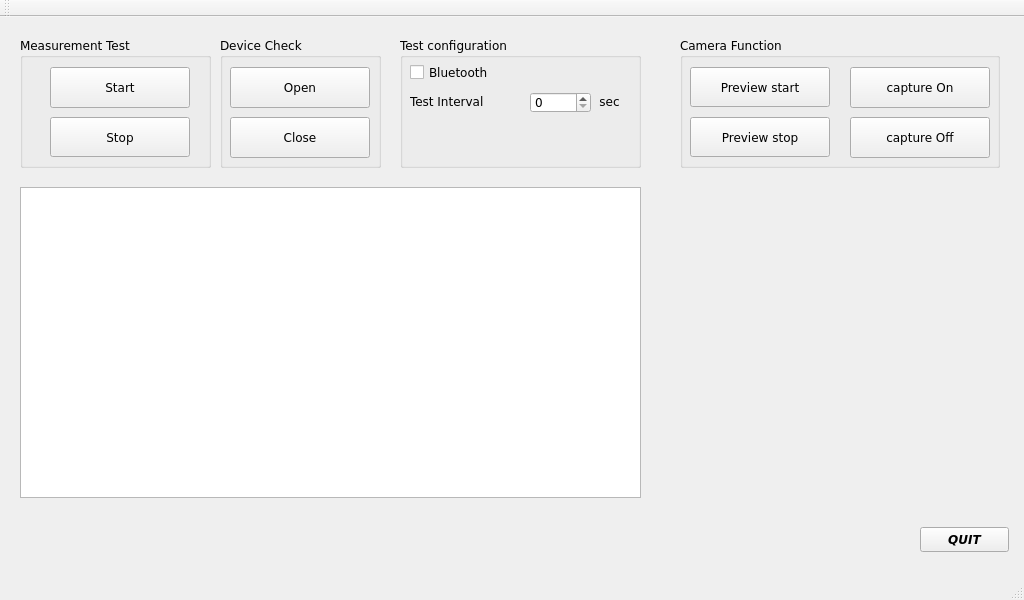
Qt form mainwindow.ui (shnomad/Battery-Test) before a commit.
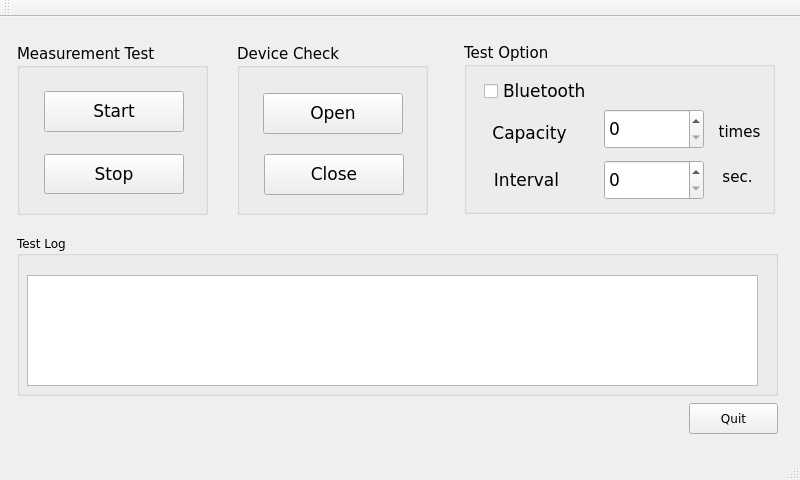
The same form after that commit.

Commit message: wqvga LCD gui

```diff
--- a/mainwindow.ui
+++ b/mainwindow.ui
@@ -6,8 +6,8 @@
    <rect>
     <x>0</x>
     <y>0</y>
-    <width>1024</width>
-    <height>600</height>
+    <width>800</width>
+    <height>480</height>
    </rect>
   </property>
   <property name="font">
@@ -22,149 +22,25 @@
    <widget class="QTextEdit" name="textEdit">
     <property name="geometry">
      <rect>
-      <x>20</x>
-      <y>170</y>
-      <width>621</width>
-      <height>311</height>
+      <x>27</x>
+      <y>258</y>
+      <width>731</width>
+      <height>111</height>
      </rect>
     </property>
    </widget>
-   <widget class="QLabel" name="label">
-    <property name="geometry">
-     <rect>
-      <x>680</x>
-      <y>172</y>
-      <width>320</width>
-      <height>320</height>
-     </rect>
-    </property>
-    <property name="text">
-     <string/>
-    </property>
-   </widget>
-   <widget class="QPushButton" name="quit">
-    <property name="geometry">
-     <rect>
-      <x>920</x>
-      <y>510</y>
-      <width>89</width>
-      <height>25</height>
-     </rect>
-    </property>
-    <property name="font">
-     <font>
-      <pointsize>9</pointsize>
-      <weight>75</weight>
-      <italic>true</italic>
-      <bold>true</bold>
-     </font>
-    </property>
-    <property name="text">
-     <string>QUIT</string>
-    </property>
-   </widget>
-   <widget class="QGroupBox" name="groupBox">
-    <property name="geometry">
-     <rect>
-      <x>680</x>
-      <y>20</y>
-      <width>320</width>
-      <height>131</height>
-     </rect>
-    </property>
-    <property name="font">
-     <font>
-      <pointsize>9</pointsize>
-     </font>
-    </property>
-    <property name="title">
-     <string>Camera Function</string>
-    </property>
-    <widget class="QPushButton" name="camera_start">
-     <property name="geometry">
-      <rect>
-       <x>10</x>
-       <y>30</y>
-       <width>140</width>
-       <height>40</height>
-      </rect>
-     </property>
-     <property name="font">
-      <font>
-       <pointsize>9</pointsize>
-      </font>
-     </property>
-     <property name="text">
-      <string>Preview start</string>
-     </property>
-    </widget>
-    <widget class="QPushButton" name="camera_stop">
-     <property name="geometry">
-      <rect>
-       <x>10</x>
-       <y>80</y>
-       <width>140</width>
-       <height>40</height>
-      </rect>
-     </property>
-     <property name="font">
-      <font>
-       <pointsize>9</pointsize>
-      </font>
-     </property>
-     <property name="text">
-      <string>Preview stop</string>
-     </property>
-    </widget>
-    <widget class="QPushButton" name="Capture_on">
-     <property name="geometry">
-      <rect>
-       <x>170</x>
-       <y>30</y>
-       <width>140</width>
-       <height>41</height>
-      </rect>
-     </property>
-     <property name="font">
-      <font>
-       <pointsize>9</pointsize>
-      </font>
-     </property>
-     <property name="text">
-      <string>capture On</string>
-     </property>
-    </widget>
-    <widget class="QPushButton" name="Capture_off">
-     <property name="geometry">
-      <rect>
-       <x>170</x>
-       <y>80</y>
-       <width>140</width>
-       <height>41</height>
-      </rect>
-     </property>
-     <property name="font">
-      <font>
-       <pointsize>9</pointsize>
-      </font>
-     </property>
-     <property name="text">
-      <string>capture Off</string>
-     </property>
-    </widget>
-   </widget>
    <widget class="QGroupBox" name="groupBox_2">
     <property name="geometry">
      <rect>
-      <x>20</x>
-      <y>20</y>
+      <x>17</x>
+      <y>27</y>
       <width>191</width>
-      <height>131</height>
+      <height>171</height>
      </rect>
     </property>
     <property name="font">
      <font>
-      <pointsize>9</pointsize>
+      <pointsize>11</pointsize>
      </font>
     </property>
     <property name="title">
@@ -173,15 +49,16 @@
     <widget class="QPushButton" name="test_start">
      <property name="geometry">
       <rect>
-       <x>30</x>
-       <y>30</y>
+       <x>27</x>
+       <y>47</y>
        <width>140</width>
        <height>41</height>
       </rect>
      </property>
      <property name="font">
       <font>
-       <pointsize>9</pointsize>
+       <family>DejaVu Sans</family>
+       <pointsize>13</pointsize>
       </font>
      </property>
      <property name="text">
@@ -191,15 +68,15 @@
     <widget class="QPushButton" name="test_stop">
      <property name="geometry">
       <rect>
-       <x>30</x>
-       <y>80</y>
+       <x>27</x>
+       <y>110</y>
        <width>140</width>
        <height>40</height>
       </rect>
      </property>
      <property name="font">
       <font>
-       <pointsize>9</pointsize>
+       <pointsize>13</pointsize>
       </font>
      </property>
      <property name="text">
@@ -210,15 +87,15 @@
    <widget class="QGroupBox" name="groupBox_3">
     <property name="geometry">
      <rect>
-      <x>220</x>
-      <y>20</y>
-      <width>161</width>
-      <height>131</height>
+      <x>237</x>
+      <y>27</y>
+      <width>191</width>
+      <height>171</height>
      </rect>
     </property>
     <property name="font">
      <font>
-      <pointsize>9</pointsize>
+      <pointsize>11</pointsize>
      </font>
     </property>
     <property name="title">
@@ -227,8 +104,8 @@
     <widget class="QPushButton" name="device_open">
      <property name="geometry">
       <rect>
-       <x>10</x>
-       <y>30</y>
+       <x>26</x>
+       <y>49</y>
        <width>140</width>
        <height>41</height>
       </rect>
@@ -236,7 +113,7 @@
      <property name="font">
       <font>
        <family>DejaVu Sans</family>
-       <pointsize>9</pointsize>
+       <pointsize>13</pointsize>
       </font>
      </property>
      <property name="text">
@@ -246,8 +123,8 @@
     <widget class="QPushButton" name="device_close">
      <property name="geometry">
       <rect>
-       <x>10</x>
-       <y>80</y>
+       <x>27</x>
+       <y>110</y>
        <width>140</width>
        <height>41</height>
       </rect>
@@ -255,7 +132,7 @@
      <property name="font">
       <font>
        <family>DejaVu Sans</family>
-       <pointsize>9</pointsize>
+       <pointsize>13</pointsize>
       </font>
      </property>
      <property name="text">
@@ -281,97 +158,198 @@
      <string/>
     </property>
    </widget>
-   <widget class="QCheckBox" name="bluetooth_sel">
+   <widget class="QGroupBox" name="test_option">
     <property name="geometry">
      <rect>
-      <x>410</x>
-      <y>40</y>
-      <width>191</width>
-      <height>31</height>
+      <x>464</x>
+      <y>26</y>
+      <width>311</width>
+      <height>171</height>
      </rect>
     </property>
     <property name="font">
      <font>
-      <pointsize>9</pointsize>
-     </font>
-    </property>
-    <property name="text">
-     <string>Bluetooth</string>
-    </property>
-   </widget>
-   <widget class="QGroupBox" name="groupBox_4">
-    <property name="geometry">
-     <rect>
-      <x>400</x>
-      <y>20</y>
-      <width>241</width>
-      <height>131</height>
-     </rect>
-    </property>
-    <property name="font">
-     <font>
-      <pointsize>9</pointsize>
+      <pointsize>11</pointsize>
      </font>
     </property>
     <property name="title">
-     <string>Test configuration</string>
+     <string>Test Option</string>
     </property>
-    <widget class="QSpinBox" name="spinBox">
+    <widget class="QSpinBox" name="times">
      <property name="geometry">
       <rect>
-       <x>130</x>
-       <y>55</y>
-       <width>61</width>
-       <height>21</height>
+       <x>140</x>
+       <y>66</y>
+       <width>100</width>
+       <height>40</height>
       </rect>
+     </property>
+     <property name="font">
+      <font>
+       <pointsize>13</pointsize>
+      </font>
+     </property>
+    </widget>
+    <widget class="QLabel" name="capacity">
+     <property name="geometry">
+      <rect>
+       <x>10</x>
+       <y>75</y>
+       <width>111</width>
+       <height>31</height>
+      </rect>
+     </property>
+     <property name="font">
+      <font>
+       <family>DejaVu Sans</family>
+       <pointsize>13</pointsize>
+      </font>
+     </property>
+     <property name="text">
+      <string>Capacity</string>
+     </property>
+     <property name="alignment">
+      <set>Qt::AlignCenter</set>
+     </property>
+    </widget>
+    <widget class="QLabel" name="interval">
+     <property name="geometry">
+      <rect>
+       <x>7</x>
+       <y>127</y>
+       <width>111</width>
+       <height>20</height>
+      </rect>
+     </property>
+     <property name="font">
+      <font>
+       <pointsize>13</pointsize>
+      </font>
+     </property>
+     <property name="text">
+      <string>Interval</string>
+     </property>
+     <property name="alignment">
+      <set>Qt::AlignCenter</set>
+     </property>
+    </widget>
+    <widget class="QSpinBox" name="sec">
+     <property name="geometry">
+      <rect>
+       <x>140</x>
+       <y>117</y>
+       <width>100</width>
+       <height>40</height>
+      </rect>
+     </property>
+     <property name="font">
+      <font>
+       <pointsize>13</pointsize>
+      </font>
+     </property>
+    </widget>
+    <widget class="QCheckBox" name="bluetooth_sel">
+     <property name="geometry">
+      <rect>
+       <x>20</x>
+       <y>33</y>
+       <width>141</width>
+       <height>31</height>
+      </rect>
+     </property>
+     <property name="font">
+      <font>
+       <family>DejaVu Sans</family>
+       <pointsize>13</pointsize>
+      </font>
+     </property>
+     <property name="text">
+      <string>Bluetooth</string>
+     </property>
+    </widget>
+    <widget class="QLabel" name="label">
+     <property name="geometry">
+      <rect>
+       <x>250</x>
+       <y>80</y>
+       <width>51</width>
+       <height>17</height>
+      </rect>
+     </property>
+     <property name="font">
+      <font>
+       <pointsize>11</pointsize>
+      </font>
+     </property>
+     <property name="text">
+      <string>times</string>
+     </property>
+     <property name="alignment">
+      <set>Qt::AlignCenter</set>
      </property>
     </widget>
     <widget class="QLabel" name="label_2">
      <property name="geometry">
       <rect>
-       <x>10</x>
-       <y>49</y>
-       <width>121</width>
-       <height>31</height>
-      </rect>
-     </property>
-     <property name="text">
-      <string>Test Interval</string>
-     </property>
-    </widget>
-    <widget class="QLabel" name="label_3">
-     <property name="geometry">
-      <rect>
-       <x>189</x>
-       <y>49</y>
+       <x>253</x>
+       <y>125</y>
        <width>41</width>
-       <height>31</height>
+       <height>17</height>
       </rect>
      </property>
+     <property name="font">
+      <font>
+       <pointsize>11</pointsize>
+      </font>
+     </property>
      <property name="text">
-      <string>sec</string>
+      <string>sec.</string>
      </property>
      <property name="alignment">
       <set>Qt::AlignCenter</set>
      </property>
     </widget>
    </widget>
-   <zorder>groupBox_4</zorder>
-   <zorder>textEdit</zorder>
-   <zorder>label</zorder>
-   <zorder>quit</zorder>
+   <widget class="QGroupBox" name="groupBox">
+    <property name="geometry">
+     <rect>
+      <x>17</x>
+      <y>218</y>
+      <width>761</width>
+      <height>161</height>
+     </rect>
+    </property>
+    <property name="title">
+     <string>Test Log</string>
+    </property>
+   </widget>
+   <widget class="QPushButton" name="quit">
+    <property name="geometry">
+     <rect>
+      <x>689</x>
+      <y>386</y>
+      <width>89</width>
+      <height>31</height>
+     </rect>
+    </property>
+    <property name="text">
+     <string>Quit</string>
+    </property>
+   </widget>
    <zorder>groupBox</zorder>
+   <zorder>test_option</zorder>
+   <zorder>textEdit</zorder>
    <zorder>groupBox_2</zorder>
    <zorder>groupBox_3</zorder>
    <zorder>build_date</zorder>
-   <zorder>bluetooth_sel</zorder>
+   <zorder>quit</zorder>
   </widget>
   <widget class="QMenuBar" name="menuBar">
    <property name="geometry">
     <rect>
      <x>0</x>
      <y>0</y>
-     <width>1024</width>
+     <width>800</width>
      <height>23</height>
     </rect>
    </property>
```
The commit also changes 4 other files.
